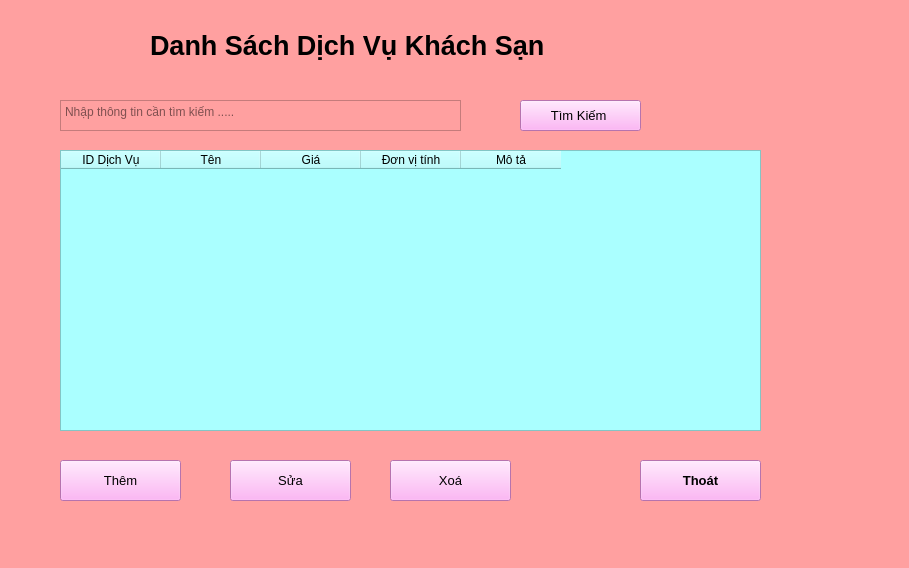
Old version of the form Ui/maindv.ui in the repository alexsnow2003/PythonMaster.
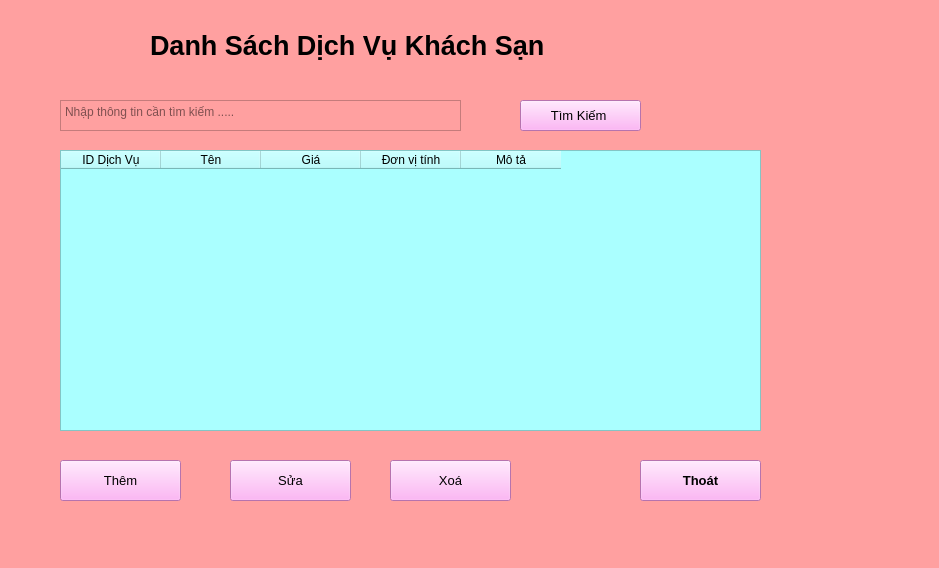
New version of the form.

Diff of the .ui file:
```diff
--- a/Ui/maindv.ui
+++ b/Ui/maindv.ui
@@ -6,7 +6,7 @@
    <rect>
     <x>0</x>
     <y>0</y>
-    <width>909</width>
+    <width>939</width>
     <height>568</height>
    </rect>
   </property>
```
Left out of the diff: 2 changed lines with no effect on the pictures.
